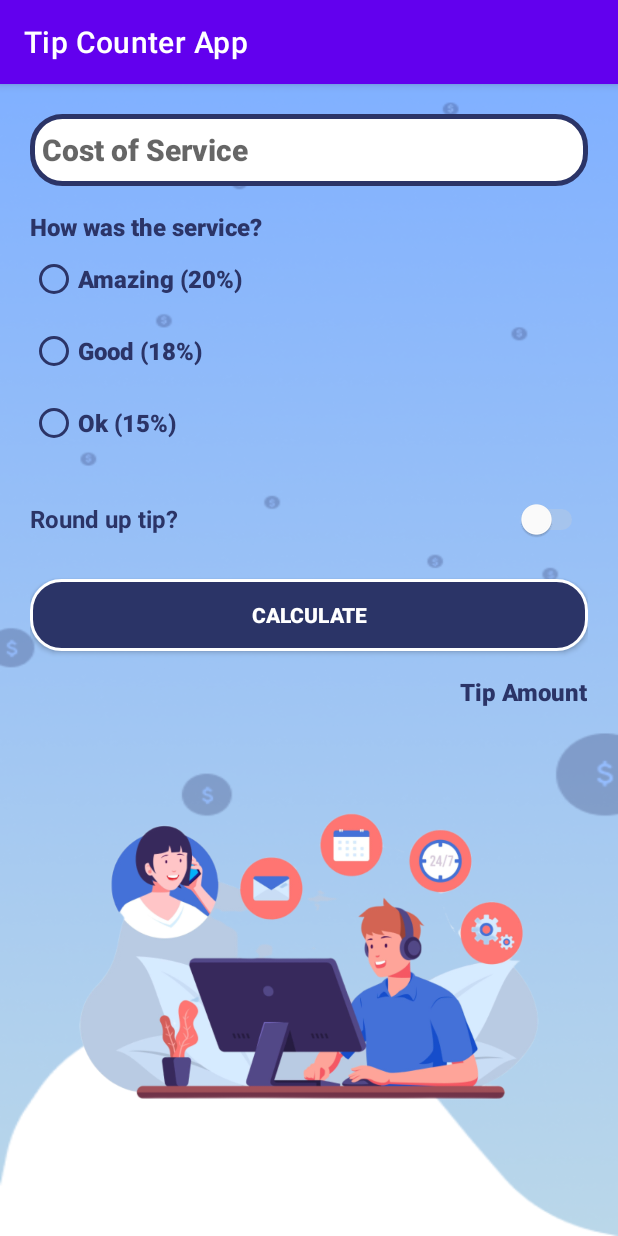
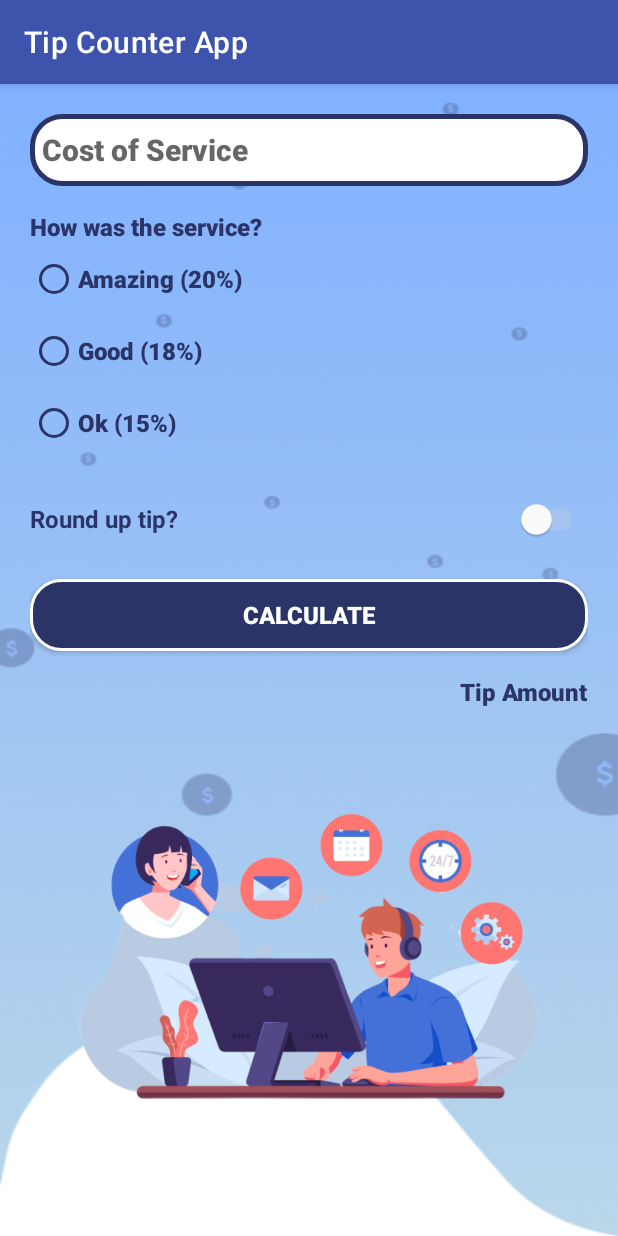
Before and after one commit to hilmisatrio16/challenge-chapter-2, an Android app: the screen it shows after launch (MainActivity), on a phone screen of 412 x 824 dp. Run offline under Robolectric (Android 15) with nearby library versions, the phone set to English and light mode, and no system bars.

```diff
--- a/app/src/main/res/values/colors.xml
+++ b/app/src/main/res/values/colors.xml
@@ -12,4 +12,5 @@
     <color name="navy_blue">#2B3467</color>
     <color name="navy_blue_light">#C32B3467</color>
     <color name="blue_82">#BAD7E9</color>
+    <color name="blue_200">#3E54AC</color>
 </resources>
--- a/app/src/main/res/values/themes.xml
+++ b/app/src/main/res/values/themes.xml
@@ -2,7 +2,7 @@
     <!-- Base application theme. -->
     <style name="Theme.TipCounterApp" parent="Theme.MaterialComponents.DayNight.DarkActionBar">
         <!-- Primary brand color. -->
-        <item name="colorPrimary">@color/purple_500</item>
+        <item name="colorPrimary">@color/blue_200</item>
         <item name="colorPrimaryVariant">@color/purple_700</item>
         <item name="colorOnPrimary">@color/white</item>
         <!-- Secondary brand color. -->
@@ -16,10 +16,11 @@
 
 <!--     style button-->
     <style name="ButtonStyle">
-        <item name="android:color">#2B3467</item>
+        <item name="android:color">@color/navy_blue</item>
         <item name="textAllCaps">false</item>
         <item name="android:textColor">@color/white</item>
         <item name="android:fontFamily">sans-serif-black</item>
+        <item name="android:textSize">16sp</item>
     </style>
 <!--     style radio button-->
     <style name="RadioButtonStyle">
```
Also changed, not shown: 1 other file.
